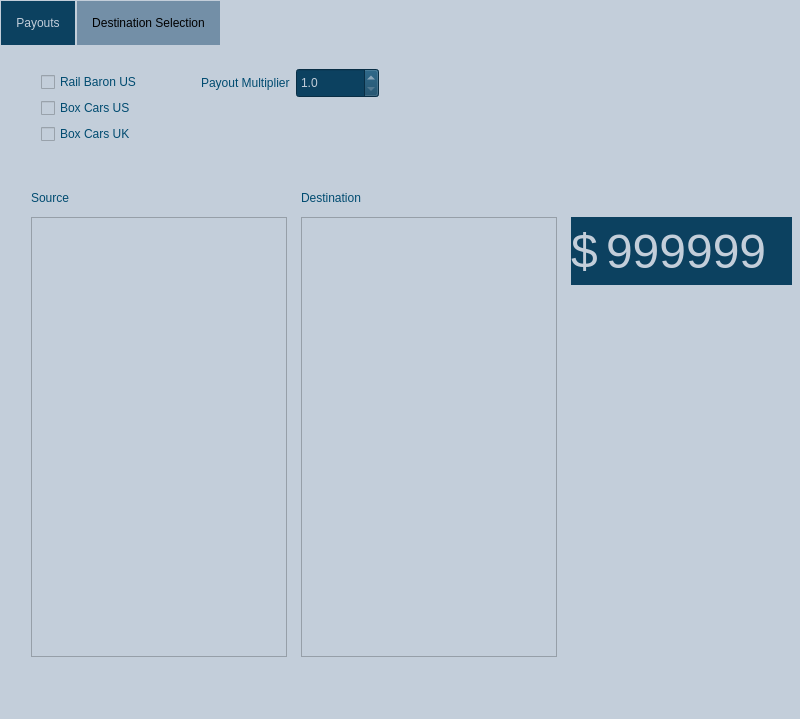
Qt form ui/pyRailBaron.ui (levonbragg/qtRailBaron) before a commit.
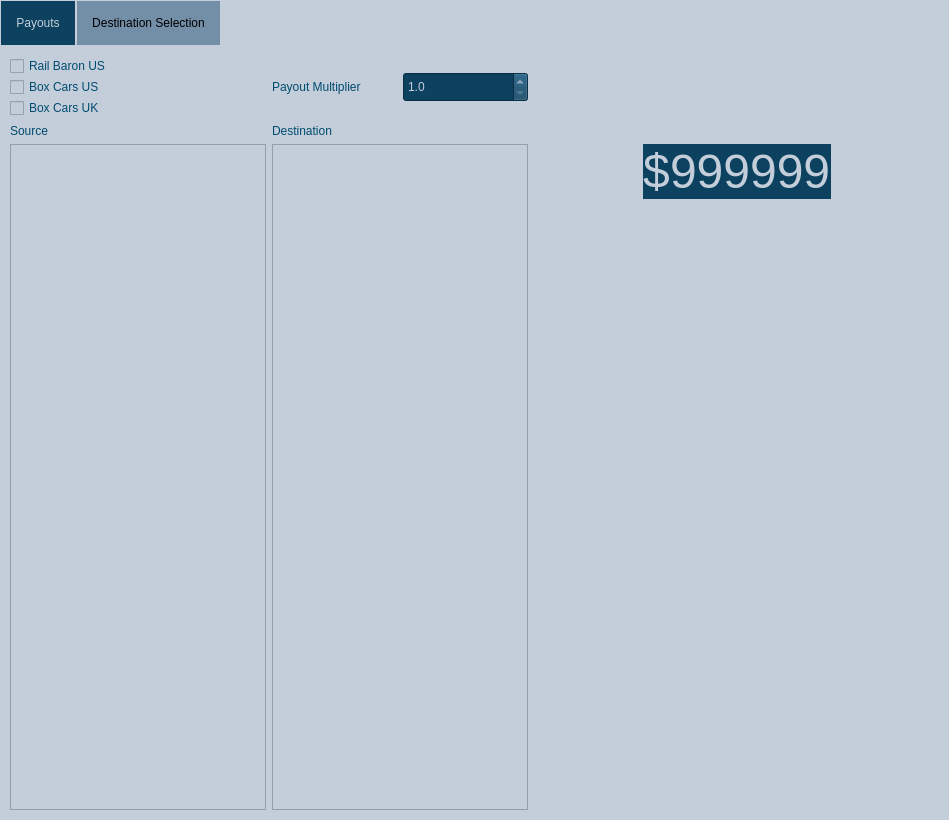
The same form after that commit.

What changed in the file:
```diff
--- a/ui/pyRailBaron.ui
+++ b/ui/pyRailBaron.ui
@@ -6,20 +6,26 @@
    <rect>
     <x>0</x>
     <y>0</y>
-    <width>800</width>
-    <height>719</height>
+    <width>949</width>
+    <height>820</height>
    </rect>
   </property>
+  <property name="sizePolicy">
+   <sizepolicy hsizetype="Expanding" vsizetype="Expanding">
+    <horstretch>0</horstretch>
+    <verstretch>0</verstretch>
+   </sizepolicy>
+  </property>
   <property name="minimumSize">
    <size>
-    <width>800</width>
-    <height>719</height>
+    <width>680</width>
+    <height>300</height>
    </size>
   </property>
   <property name="maximumSize">
    <size>
-    <width>800</width>
-    <height>719</height>
+    <width>16384</width>
+    <height>16384</height>
    </size>
   </property>
   <property name="windowTitle">
@@ -30,6 +36,12 @@
 background-color: #c3ceda;
 </string>
   </property>
+  <property name="toolButtonStyle">
+   <enum>Qt::ToolButtonStyle::ToolButtonFollowStyle</enum>
+  </property>
+  <property name="documentMode">
+   <bool>false</bool>
+  </property>
   <widget class="QWidget" name="centralwidget">
    <layout class="QHBoxLayout" name="horizontalLayout">
     <property name="leftMargin">
@@ -48,7 +60,7 @@
      <widget class="QTabWidget" name="tab_widget">
       <property name="minimumSize">
        <size>
-        <width>0</width>
+        <width>700</width>
         <height>0</height>
        </size>
       </property>
@@ -86,254 +98,30 @@
        <attribute name="title">
         <string>Payouts</string>
        </attribute>
-       <widget class="QLabel" name="label">
-        <property name="geometry">
-         <rect>
-          <x>30</x>
-          <y>140</y>
-          <width>67</width>
-          <height>21</height>
-         </rect>
-        </property>
-        <property name="styleSheet">
-         <string notr="true">color: rgb(0, 75, 112);</string>
-        </property>
-        <property name="text">
-         <string>Source</string>
-        </property>
-       </widget>
-       <widget class="QLabel" name="label_2">
-        <property name="geometry">
-         <rect>
-          <x>300</x>
-          <y>140</y>
-          <width>111</width>
-          <height>21</height>
-         </rect>
-        </property>
-        <property name="styleSheet">
-         <string notr="true">color: rgb(0, 75, 112);</string>
-        </property>
-        <property name="text">
-         <string>Destination</string>
-        </property>
-       </widget>
-       <widget class="QListWidget" name="lv_source">
-        <property name="geometry">
-         <rect>
-          <x>30</x>
-          <y>170</y>
-          <width>256</width>
-          <height>440</height>
-         </rect>
-        </property>
-        <property name="minimumSize">
+       <layout class="QGridLayout" name="gridLayout_2">
+        <item row="0" column="3">
+         <spacer name="horizontalSpacer">
+          <property name="orientation">
+           <enum>Qt::Orientation::Horizontal</enum>
+          </property>
+          <property name="sizeHint" stdset="0">
          <size>
-          <width>256</width>
-          <height>440</height>
-         </size>
-        </property>
-        <property name="styleSheet">
-         <string notr="true">QListWidget{
-        color: rgb(0, 75, 112);
-    }
-    QScrollBar:vertical {
-            border: 0px solid #999999;
-            background:#c3ceda;
-            width:10px;    
-            margin: 0px 0px 0px 0px;
-        }
-        QScrollBar::handle:vertical {         
-       
-            min-height: 0px;
-          	border: 0px solid red;
-			border-radius: 4px;
-			background-color: #0c4160;
-        }
-        QScrollBar::add-line:vertical {       
-            height: 0px;
-            subcontrol-position: bottom;
-            subcontrol-origin: margin;
-        }
-        QScrollBar::sub-line:vertical {
-            height: 0 px;
-            subcontrol-position: top;
-            subcontrol-origin: margin;
-        }</string>
-        </property>
-        <property name="verticalScrollBarPolicy">
-         <enum>Qt::ScrollBarPolicy::ScrollBarAsNeeded</enum>
-        </property>
-       </widget>
-       <widget class="QListWidget" name="lv_destination">
-        <property name="geometry">
-         <rect>
-          <x>300</x>
-          <y>170</y>
-          <width>256</width>
-          <height>440</height>
-         </rect>
-        </property>
-        <property name="minimumSize">
-         <size>
-          <width>256</width>
-          <height>440</height>
-         </size>
-        </property>
-        <property name="styleSheet">
-         <string notr="true">QListWidget{
-        color: rgb(0, 75, 112);
-    }
-    QScrollBar:vertical {
-            border: 0px solid #999999;
-            background:#c3ceda;
-            width:10px;    
-            margin: 0px 0px 0px 0px;
-        }
-        QScrollBar::handle:vertical {         
-       
-            min-height: 0px;
-          	border: 0px solid red;
-			border-radius: 4px;
-			background-color: #0c4160;
-        }
-        QScrollBar::add-line:vertical {       
-            height: 0px;
-            subcontrol-position: bottom;
-            subcontrol-origin: margin;
-        }
-        QScrollBar::sub-line:vertical {
-            height: 0 px;
-            subcontrol-position: top;
-            subcontrol-origin: margin;
-        }</string>
-        </property>
-       </widget>
-       <widget class="QWidget" name="layoutWidget">
-        <property name="geometry">
-         <rect>
-          <x>40</x>
-          <y>20</y>
-          <width>141</width>
-          <height>85</height>
-         </rect>
-        </property>
-        <layout class="QVBoxLayout" name="verticalLayout">
-         <property name="spacing">
-          <number>1</number>
-         </property>
-         <item>
-          <widget class="QCheckBox" name="chk_rbUS">
-           <property name="styleSheet">
-            <string notr="true">color: rgb(0, 75, 112);</string>
-           </property>
-           <property name="text">
-            <string>Rail Baron US</string>
-           </property>
-           <property name="autoExclusive">
-            <bool>true</bool>
-           </property>
-          </widget>
-         </item>
-         <item>
-          <widget class="QCheckBox" name="chk_bcUS">
-           <property name="styleSheet">
-            <string notr="true">color: rgb(0, 75, 112);</string>
-           </property>
-           <property name="text">
-            <string>Box Cars US</string>
-           </property>
-           <property name="autoExclusive">
-            <bool>true</bool>
-           </property>
-          </widget>
-         </item>
-         <item>
-          <widget class="QCheckBox" name="chk_bcUK">
-           <property name="styleSheet">
-            <string notr="true">color: rgb(0, 75, 112);</string>
-           </property>
-           <property name="text">
-            <string>Box Cars UK</string>
-           </property>
-           <property name="autoExclusive">
-            <bool>true</bool>
-           </property>
-          </widget>
-         </item>
-        </layout>
-       </widget>
-       <widget class="QWidget" name="layoutWidget">
-        <property name="geometry">
-         <rect>
-          <x>570</x>
-          <y>170</y>
-          <width>221</width>
-          <height>68</height>
-         </rect>
-        </property>
-        <layout class="QHBoxLayout" name="horizontalLayout_2">
-         <property name="spacing">
-          <number>0</number>
-         </property>
-         <item>
-          <widget class="QLabel" name="lbl_payout_symbol">
-           <property name="maximumSize">
-            <size>
-             <width>35</width>
-             <height>16777215</height>
-            </size>
-           </property>
-           <property name="font">
-            <font>
-             <pointsize>36</pointsize>
-            </font>
-           </property>
-           <property name="styleSheet">
-            <string notr="true">background-color: rgb(12, 65, 96);
-color: rgb(195, 206, 218);</string>
-           </property>
-           <property name="text">
-            <string>$</string>
-           </property>
-          </widget>
-         </item>
-         <item>
-          <widget class="QLabel" name="lbl_payout">
-           <property name="font">
-            <font>
-             <pointsize>36</pointsize>
-            </font>
-           </property>
-           <property name="styleSheet">
-            <string notr="true">background-color: rgb(12, 65, 96);
-color: rgb(195, 206, 218);</string>
-           </property>
-           <property name="text">
-            <string>999999</string>
-           </property>
-           <property name="textFormat">
-            <enum>Qt::TextFormat::AutoText</enum>
-           </property>
-           <property name="alignment">
-            <set>Qt::AlignmentFlag::AlignLeading|Qt::AlignmentFlag::AlignLeft|Qt::AlignmentFlag::AlignVCenter</set>
-           </property>
-          </widget>
-         </item>
-        </layout>
-       </widget>
-       <widget class="QWidget" name="layoutWidget">
-        <property name="geometry">
-         <rect>
-          <x>200</x>
-          <y>20</y>
-          <width>178</width>
-          <height>32</height>
-         </rect>
-        </property>
+            <width>40</width>
+            <height>20</height>
+           </size>
+          </property>
+         </spacer>
+        </item>
+        <item row="0" column="1">
         <layout class="QHBoxLayout" name="horizontalLayout_3">
          <item>
           <widget class="QLabel" name="label_3">
+            <property name="minimumSize">
+             <size>
+              <width>120</width>
+              <height>0</height>
+             </size>
+            </property>
            <property name="styleSheet">
             <string notr="true">color: rgb(0, 75, 112);</string>
            </property>
@@ -346,7 +134,7 @@
           <widget class="QDoubleSpinBox" name="doubleSpinBox">
            <property name="minimumSize">
             <size>
-             <width>0</width>
+              <width>75</width>
              <height>30</height>
             </size>
            </property>
@@ -374,7 +162,253 @@
           </widget>
          </item>
         </layout>
-       </widget>
+        </item>
+        <item row="2" column="0" rowspan="2" colspan="2">
+         <layout class="QHBoxLayout" name="horizontalLayout_5" stretch="1,1">
+          <item>
+           <widget class="QListWidget" name="lv_source">
+            <property name="minimumSize">
+             <size>
+              <width>50</width>
+              <height>50</height>
+             </size>
+            </property>
+            <property name="styleSheet">
+             <string notr="true">QListWidget{
+        color: rgb(0, 75, 112);
+    }
+    QScrollBar:vertical {
+            border: 0px solid #999999;
+            background:#c3ceda;
+            width:10px;    
+            margin: 0px 0px 0px 0px;
+        }
+        QScrollBar::handle:vertical {         
+       
+            min-height: 0px;
+          	border: 0px solid red;
+			border-radius: 4px;
+			background-color: #0c4160;
+        }
+        QScrollBar::add-line:vertical {       
+            height: 0px;
+            subcontrol-position: bottom;
+            subcontrol-origin: margin;
+        }
+        QScrollBar::sub-line:vertical {
+            height: 0 px;
+            subcontrol-position: top;
+            subcontrol-origin: margin;
+        }</string>
+            </property>
+            <property name="verticalScrollBarPolicy">
+             <enum>Qt::ScrollBarPolicy::ScrollBarAsNeeded</enum>
+            </property>
+           </widget>
+          </item>
+          <item>
+           <widget class="QListWidget" name="lv_destination">
+            <property name="minimumSize">
+             <size>
+              <width>50</width>
+              <height>50</height>
+             </size>
+            </property>
+            <property name="styleSheet">
+             <string notr="true">QListWidget{
+        color: rgb(0, 75, 112);
+    }
+    QScrollBar:vertical {
+            border: 0px solid #999999;
+            background:#c3ceda;
+            width:10px;    
+            margin: 0px 0px 0px 0px;
+        }
+        QScrollBar::handle:vertical {         
+       
+            min-height: 0px;
+          	border: 0px solid red;
+			border-radius: 4px;
+			background-color: #0c4160;
+        }
+        QScrollBar::add-line:vertical {       
+            height: 0px;
+            subcontrol-position: bottom;
+            subcontrol-origin: margin;
+        }
+        QScrollBar::sub-line:vertical {
+            height: 0 px;
+            subcontrol-position: top;
+            subcontrol-origin: margin;
+        }</string>
+            </property>
+           </widget>
+          </item>
+         </layout>
+        </item>
+        <item row="1" column="1">
+         <widget class="QLabel" name="label_2">
+          <property name="styleSheet">
+           <string notr="true">color: rgb(0, 75, 112);</string>
+          </property>
+          <property name="text">
+           <string>Destination</string>
+          </property>
+         </widget>
+        </item>
+        <item row="2" column="3">
+         <layout class="QHBoxLayout" name="horizontalLayout_2">
+          <property name="spacing">
+           <number>0</number>
+          </property>
+          <item>
+           <widget class="QLabel" name="lbl_payout_symbol">
+            <property name="maximumSize">
+             <size>
+              <width>35</width>
+              <height>16777215</height>
+             </size>
+            </property>
+            <property name="font">
+             <font>
+              <pointsize>36</pointsize>
+             </font>
+            </property>
+            <property name="styleSheet">
+             <string notr="true">background-color: rgb(12, 65, 96);
+color: rgb(195, 206, 218);</string>
+            </property>
+            <property name="text">
+             <string>$</string>
+            </property>
+           </widget>
+          </item>
+          <item>
+           <widget class="QLabel" name="lbl_payout">
+            <property name="maximumSize">
+             <size>
+              <width>300</width>
+              <height>16777215</height>
+             </size>
+            </property>
+            <property name="font">
+             <font>
+              <pointsize>36</pointsize>
+             </font>
+            </property>
+            <property name="styleSheet">
+             <string notr="true">background-color: rgb(12, 65, 96);
+color: rgb(195, 206, 218);</string>
+            </property>
+            <property name="text">
+             <string>999999</string>
+            </property>
+            <property name="textFormat">
+             <enum>Qt::TextFormat::AutoText</enum>
+            </property>
+            <property name="alignment">
+             <set>Qt::AlignmentFlag::AlignLeading|Qt::AlignmentFlag::AlignLeft|Qt::AlignmentFlag::AlignVCenter</set>
+            </property>
+           </widget>
+          </item>
+         </layout>
+        </item>
+        <item row="3" column="3">
+         <spacer name="verticalSpacer">
+          <property name="orientation">
+           <enum>Qt::Orientation::Vertical</enum>
+          </property>
+          <property name="sizeHint" stdset="0">
+           <size>
+            <width>20</width>
+            <height>40</height>
+           </size>
+          </property>
+         </spacer>
+        </item>
+        <item row="1" column="0">
+         <widget class="QLabel" name="label">
+          <property name="styleSheet">
+           <string notr="true">color: rgb(0, 75, 112);</string>
+          </property>
+          <property name="text">
+           <string>Source</string>
+          </property>
+         </widget>
+        </item>
+        <item row="2" column="4">
+         <spacer name="horizontalSpacer_2">
+          <property name="orientation">
+           <enum>Qt::Orientation::Horizontal</enum>
+          </property>
+          <property name="sizeHint" stdset="0">
+           <size>
+            <width>40</width>
+            <height>20</height>
+           </size>
+          </property>
+         </spacer>
+        </item>
+        <item row="0" column="0">
+         <layout class="QVBoxLayout" name="verticalLayout">
+          <property name="spacing">
+           <number>1</number>
+          </property>
+          <item>
+           <widget class="QCheckBox" name="chk_rbUS">
+            <property name="styleSheet">
+             <string notr="true">color: rgb(0, 75, 112);</string>
+            </property>
+            <property name="text">
+             <string>Rail Baron US</string>
+            </property>
+            <property name="autoExclusive">
+             <bool>true</bool>
+            </property>
+           </widget>
+          </item>
+          <item>
+           <widget class="QCheckBox" name="chk_bcUS">
+            <property name="styleSheet">
+             <string notr="true">color: rgb(0, 75, 112);</string>
+            </property>
+            <property name="text">
+             <string>Box Cars US</string>
+            </property>
+            <property name="autoExclusive">
+             <bool>true</bool>
+            </property>
+           </widget>
+          </item>
+          <item>
+           <widget class="QCheckBox" name="chk_bcUK">
+            <property name="styleSheet">
+             <string notr="true">color: rgb(0, 75, 112);</string>
+            </property>
+            <property name="text">
+             <string>Box Cars UK</string>
+            </property>
+            <property name="autoExclusive">
+             <bool>true</bool>
+            </property>
+           </widget>
+          </item>
+         </layout>
+        </item>
+        <item row="2" column="2">
+         <spacer name="horizontalSpacer_3">
+          <property name="orientation">
+           <enum>Qt::Orientation::Horizontal</enum>
+          </property>
+          <property name="sizeHint" stdset="0">
+           <size>
+            <width>40</width>
+            <height>20</height>
+           </size>
+          </property>
+         </spacer>
+        </item>
+       </layout>
       </widget>
       <widget class="QWidget" name="tab_destination">
        <attribute name="title">
```
Left out of the diff: 91 changed lines with no effect on the pictures. Lines whose indentation alone changed are shown as unchanged.
